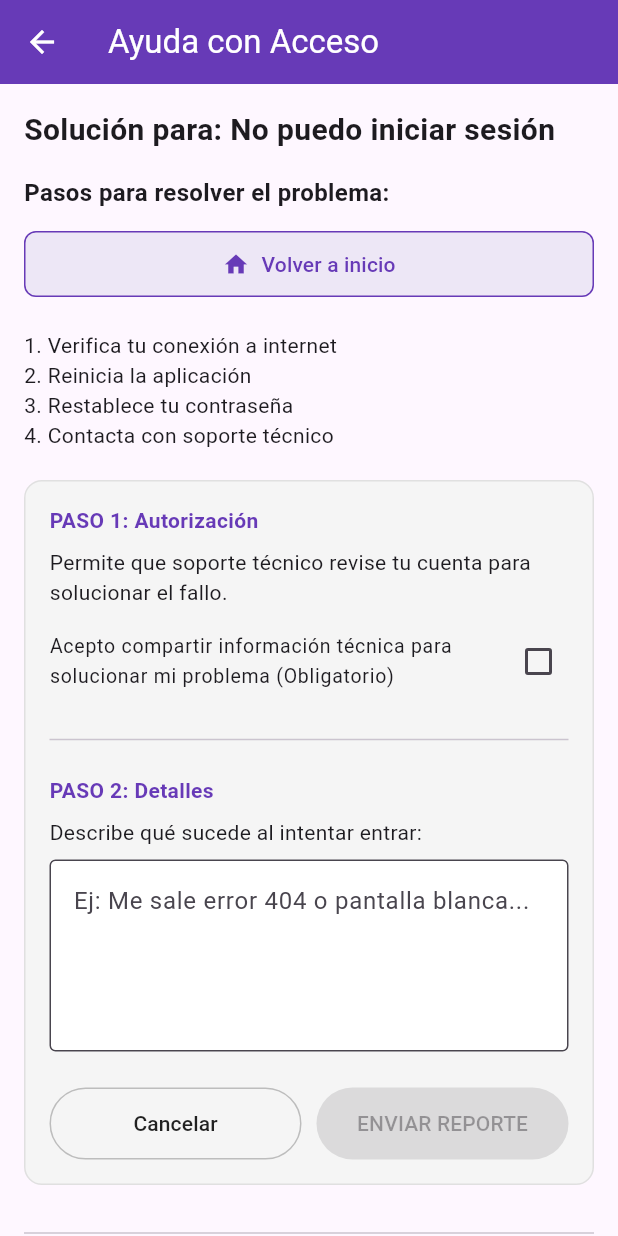
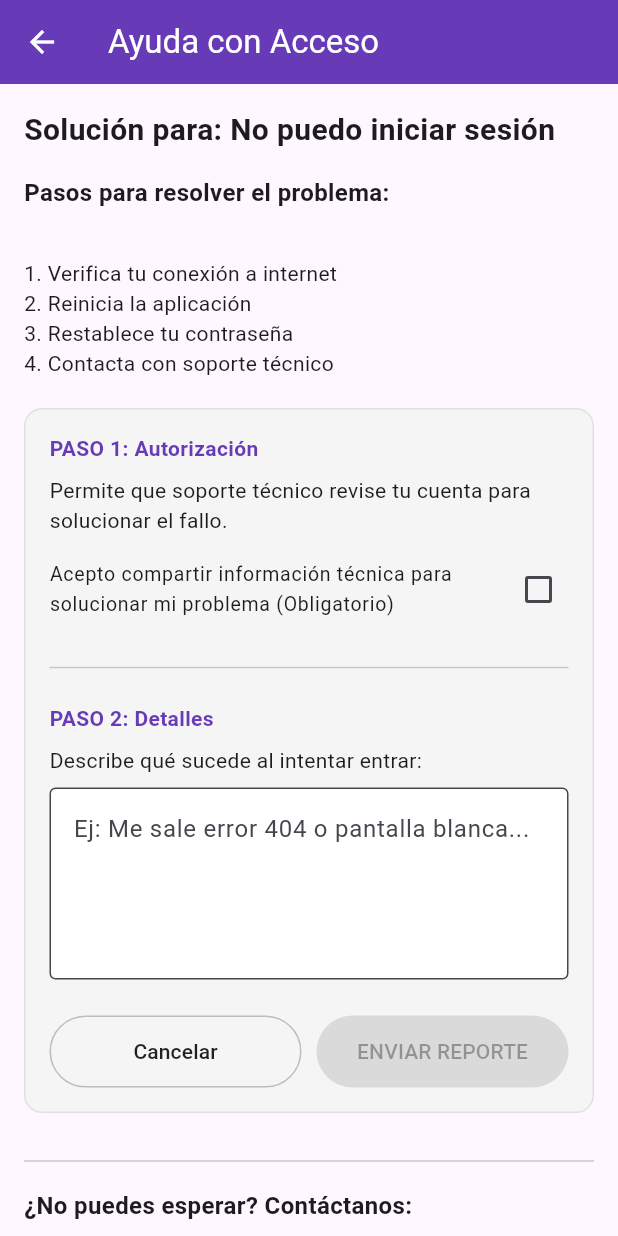
Before and after one commit to 12345678954324/EduTrack, a Flutter app: the Solution1Soporte screen opened directly, on a phone screen of 412 x 824 dp. Run offline on Flutter 3.47's test engine with Material 3 defaults, Android fonts, the phone set to English and light mode, and no system bars; our stand-ins replace percent_indicator, shared_preferences, table_calendar; accounts and stored records are empty.

Commit message:
Correcion de pantallas del soporte

```diff
--- a/lib/services/api_service.dart
+++ b/lib/services/api_service.dart
@@ -6,7 +6,7 @@ import '/pantallas/materia_models.dart'; // <-- IMPORTA TU MODELO DE MATERIAS Y
 // SERVICIO API
 // ==========================================
 class ApiService {
-  static const String baseUrl = 'http://192.168.0.83:3000';
+  static const String baseUrl = 'http://localhost:3000';
 
   // ---------------------------------------------------------
   // 1. OBTENER GRUPOS (MATERIAS ASIGNADAS)
--- a/lib/soporte/solucion1_soporte.dart
+++ b/lib/soporte/solucion1_soporte.dart
@@ -110,25 +110,6 @@ class _Solution1SoporteState extends State<Solution1Soporte> {
             const SizedBox(height: 12),
 
             // Botón "Volver a inicio"
-            SizedBox(
-              width: double.infinity,
-              child: ElevatedButton.icon(
-                onPressed: () =>
-                    Navigator.of(context).popUntil((route) => route.isFirst),
-                icon: const Icon(Icons.home),
-                label: const Text('Volver a inicio'),
-                style: ElevatedButton.styleFrom(
-                  backgroundColor: Colors.deepPurple.shade50,
-                  foregroundColor: Colors.deepPurple,
-                  padding: const EdgeInsets.symmetric(vertical: 12),
-                  elevation: 0,
-                  shape: RoundedRectangleBorder(
-                    borderRadius: BorderRadius.circular(8),
-                    side: const BorderSide(color: Colors.deepPurple),
-                  ),
-                ),
-              ),
-            ),
 
             const SizedBox(height: 20),
             const Text('1. Verifica tu conexión a internet'),
```
Also changed, not shown: lib/soporte/solucion2_soporte.dart (+0 -19 lines), lib/soporte/solucion3_soporte.dart (+0 -20 lines), lib/soporte/solucion4_soporte.dart (+0 -21 lines), lib/soporte/solucion5_soporte.dart (+0 -19 lines), 4 other files.
